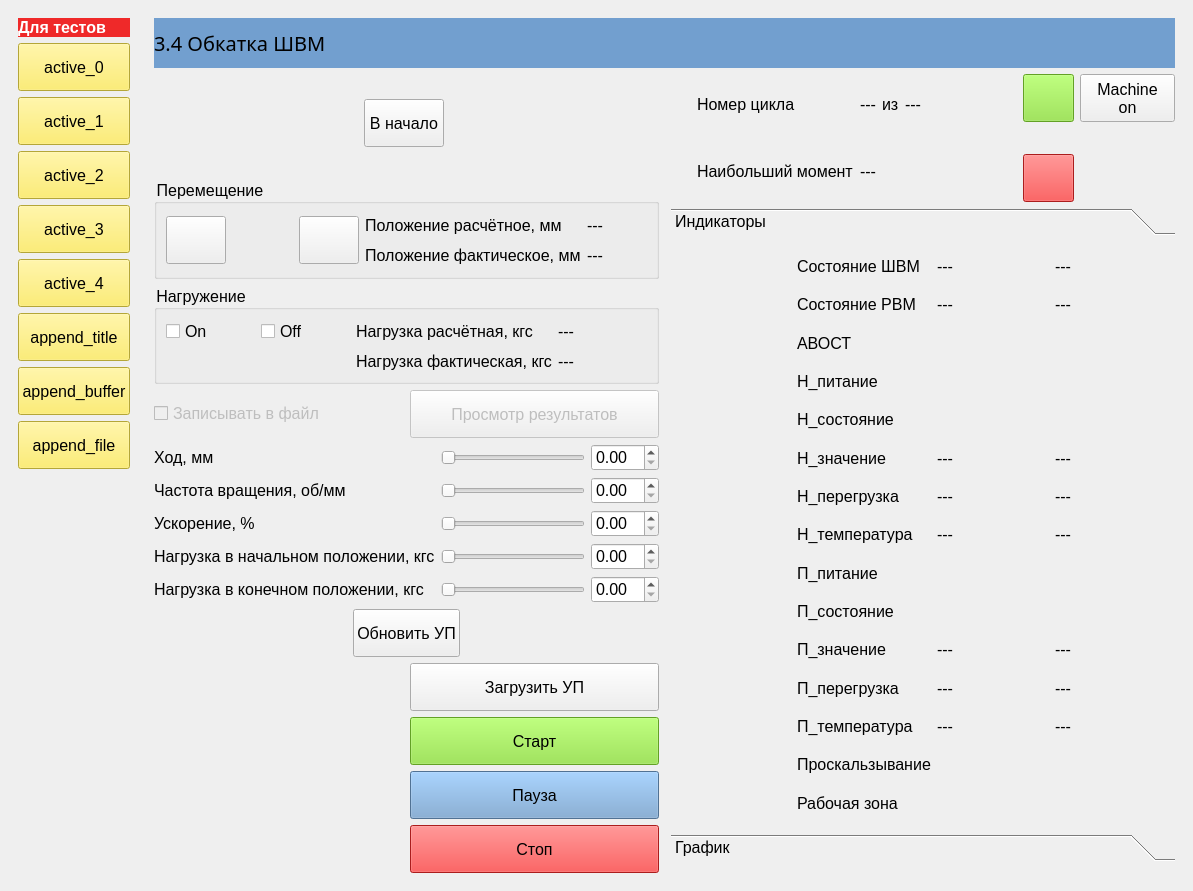
First picture: the form in BallScrewVCP4.ui, repository Ornstein89/BallScrewControl_QtVCP, before the edit.
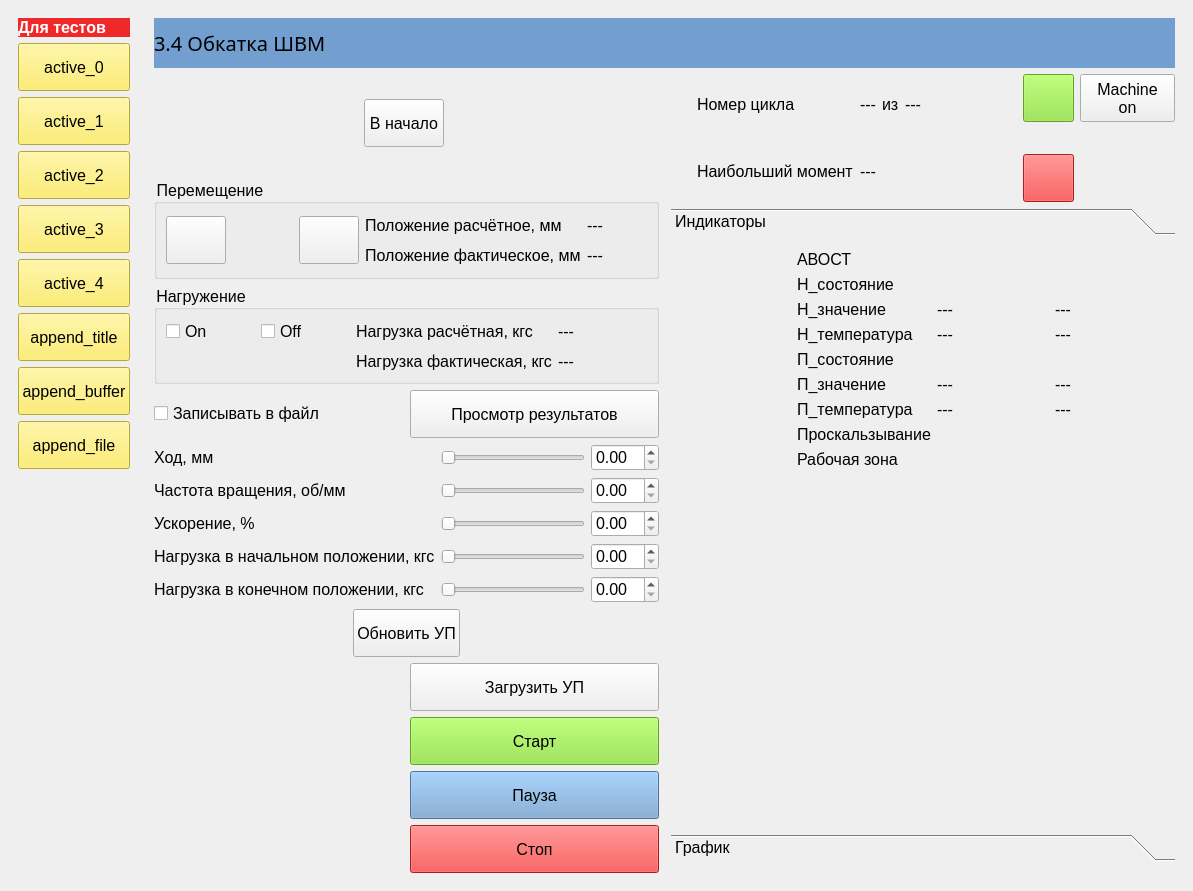
Second picture: the form after the edit. The open tabs and pages were chosen to show the change. Icons and pictures are not drawn. Custom widgets are drawn as their Qt base class.

Commit message: Removed LEDs and labels

```diff
--- a/BallScrewVCP4.ui
+++ b/BallScrewVCP4.ui
@@ -213,10 +213,7 @@
           <item row="3" column="0">
            <layout class="QHBoxLayout" name="horizontalLayout_16">
             <item>
-             <widget class="QCheckBox" name="checkBox">
-              <property name="enabled">
-               <bool>false</bool>
-              </property>
+             <widget class="CheckBox" name="chkLogPermit34">
               <property name="text">
                <string>Записывать в файл</string>
               </property>
@@ -224,9 +221,6 @@
             </item>
             <item>
              <widget class="QPushButton" name="btnShowResult34">
-              <property name="enabled">
-               <bool>false</bool>
-              </property>
               <property name="text">
                <string>Просмотр результатов</string>
               </property>
@@ -826,268 +820,165 @@
            <layout class="QGridLayout" name="gridLayout_3">
             <item row="0" column="0">
              <layout class="QGridLayout" name="gridLayout_21">
-              <item row="8" column="0">
-               <widget class="LED" name="ledLoad_Overheat34"/>
-              </item>
-              <item row="12" column="1">
-               <widget class="QLabel" name="label_69">
-                <property name="text">
-                 <string>П_перегрузка</string>
-                </property>
-               </widget>
-              </item>
-              <item row="4" column="0">
-               <widget class="LED" name="ledLoad_Is_On_2_34"/>
-              </item>
-              <item row="6" column="0">
-               <widget class="LED" name="ledLoad_Error34"/>
-              </item>
-              <item row="13" column="1">
-               <widget class="QLabel" name="label_70">
-                <property name="text">
-                 <string>П_температура</string>
-                </property>
-               </widget>
-              </item>
-              <item row="2" column="0">
-               <widget class="LED" name="ledTorque1_Error34"/>
-              </item>
-              <item row="13" column="0">
-               <widget class="LED" name="ledPos_Overheat34"/>
-              </item>
-              <item row="11" column="0">
-               <widget class="LED" name="ledPos_Error34"/>
-              </item>
-              <item row="1" column="2">
-               <widget class="QLabel" name="lblTorque_Error_Value34">
-                <property name="text">
-                 <string>---</string>
-                </property>
-               </widget>
-              </item>
-              <item row="8" column="3">
-               <widget class="QLabel" name="lblLoad_Temperature_Max34">
-                <property name="text">
-                 <string>---</string>
-                </property>
-               </widget>
-              </item>
-              <item row="7" column="2">
-               <widget class="QLabel" name="lblLoad_Overload_Value34">
-                <property name="text">
-                 <string>---</string>
-                </property>
-               </widget>
-              </item>
-              <item row="11" column="2">
-               <widget class="QLabel" name="lblPos_Error_Value34">
-                <property name="text">
-                 <string>---</string>
-                </property>
-               </widget>
-              </item>
-              <item row="6" column="2">
-               <widget class="QLabel" name="lblLoad_Error_Value34">
-                <property name="text">
-                 <string>---</string>
-                </property>
-               </widget>
-              </item>
-              <item row="6" column="1">
-               <widget class="QLabel" name="label_64">
-                <property name="text">
-                 <string>Н_значение</string>
-                </property>
-               </widget>
-              </item>
-              <item row="5" column="1">
-               <widget class="QLabel" name="label_62">
-                <property name="text">
-                 <string>Н_состояние</string>
-                </property>
-               </widget>
-              </item>
-              <item row="15" column="0">
-               <widget class="LED" name="ledLimits_Excess34"/>
-              </item>
-              <item row="1" column="3">
-               <widget class="QLabel" name="lblTorque_Error_Value_Max34">
-                <property name="text">
-                 <string>---</string>
-                </property>
-               </widget>
-              </item>
-              <item row="11" column="1">
-               <widget class="QLabel" name="label_68">
-                <property name="text">
-                 <string>П_значение</string>
-                </property>
-               </widget>
-              </item>
-              <item row="7" column="0">
-               <widget class="LED" name="ledLoad_Overload34"/>
-              </item>
-              <item row="9" column="1">
-               <widget class="QLabel" name="label_66">
-                <property name="text">
-                 <string>П_питание</string>
-                </property>
-               </widget>
-              </item>
-              <item row="12" column="3">
-               <widget class="QLabel" name="lblPos_Overload_Value_Max34">
-                <property name="text">
-                 <string>---</string>
-                </property>
-               </widget>
-              </item>
-              <item row="7" column="1">
-               <widget class="QLabel" name="label_63">
-                <property name="text">
-                 <string>Н_перегрузка</string>
-                </property>
-               </widget>
-              </item>
-              <item row="3" column="1">
+              <item row="1" column="1">
                <widget class="QLabel" name="label_60">
                 <property name="text">
                  <string>АВОСТ</string>
                 </property>
                </widget>
               </item>
+              <item row="5" column="1">
+               <widget class="QLabel" name="label_67">
+                <property name="text">
+                 <string>П_состояние</string>
+                </property>
+               </widget>
+              </item>
+              <item row="7" column="3">
+               <widget class="QLabel" name="lblPos_Temperature_Max34">
+                <property name="text">
+                 <string>---</string>
+                </property>
+               </widget>
+              </item>
               <item row="1" column="0">
-               <widget class="LED" name="ledTorque_Error34"/>
+               <widget class="LED" name="ledEstop_Ext34"/>
               </item>
-              <item row="14" column="1">
+              <item row="10" column="0" colspan="4">
+               <spacer name="verticalSpacer">
+                <property name="orientation">
+                 <enum>Qt::Vertical</enum>
+                </property>
+                <property name="sizeHint" stdset="0">
+                 <size>
+                  <width>20</width>
+                  <height>40</height>
+                 </size>
+                </property>
+               </spacer>
+              </item>
+              <item row="4" column="3">
+               <widget class="QLabel" name="lblLoad_Temperature_Max34">
+                <property name="text">
+                 <string>---</string>
+                </property>
+               </widget>
+              </item>
+              <item row="8" column="1">
                <widget class="QLabel" name="label_71">
                 <property name="text">
                  <string>Проскальзывание</string>
                 </property>
                </widget>
               </item>
-              <item row="11" column="3">
-               <widget class="QLabel" name="lblPos_Error_Value_Max34">
-                <property name="text">
-                 <string>---</string>
-                </property>
-               </widget>
-              </item>
-              <item row="13" column="2">
+              <item row="7" column="2">
                <widget class="QLabel" name="lblPos_Temperature34">
                 <property name="text">
                  <string>---</string>
                 </property>
                </widget>
               </item>
-              <item row="2" column="2">
-               <widget class="QLabel" name="lblTorque1_Error_Value34">
-                <property name="text">
-                 <string>---</string>
-                </property>
-               </widget>
+              <item row="7" column="0">
+               <widget class="LED" name="ledPos_Overheat34"/>
               </item>
-              <item row="3" column="0">
-               <widget class="LED" name="ledEstop_Ext34"/>
-              </item>
-              <item row="2" column="3">
-               <widget class="QLabel" name="lblTorque1_Error_Value_Max34">
+              <item row="7" column="1">
+               <widget class="QLabel" name="label_70">
                 <property name="text">
-                 <string>---</string>
+                 <string>П_температура</string>
                 </property>
                </widget>
               </item>
-              <item row="10" column="0">
-               <widget class="LED" name="ledPoa_Alarm34"/>
-              </item>
-              <item row="13" column="3">
-               <widget class="QLabel" name="lblPos_Temperature_Max34">
+              <item row="4" column="2">
+               <widget class="QLabel" name="lblLoad_Temperature34">
                 <property name="text">
                  <string>---</string>
                 </property>
                </widget>
               </item>
-              <item row="9" column="0">
-               <widget class="LED" name="ledPos_Is_On_2_34"/>
+              <item row="6" column="0">
+               <widget class="LED" name="ledPos_Error34"/>
               </item>
-              <item row="12" column="0">
-               <widget class="LED" name="ledPos_Overload34"/>
-              </item>
-              <item row="2" column="1">
-               <widget class="QLabel" name="label_59">
-                <property name="text">
-                 <string>Состояние РВМ</string>
-                </property>
-               </widget>
-              </item>
-              <item row="10" column="1">
-               <widget class="QLabel" name="label_67">
-                <property name="text">
-                 <string>П_состояние</string>
-                </property>
-               </widget>
-              </item>
-              <item row="7" column="3">
-               <widget class="QLabel" name="lblLoad_Overload_Value_Max34">
-                <property name="text">
-                 <string>---</string>
-                </property>
-               </widget>
-              </item>
-              <item row="15" column="1">
+              <item row="9" column="1">
                <widget class="QLabel" name="label_72">
                 <property name="text">
                  <string>Рабочая зона</string>
                 </property>
                </widget>
               </item>
+              <item row="9" column="0">
+               <widget class="LED" name="ledLimits_Excess34"/>
+              </item>
+              <item row="2" column="1">
+               <widget class="QLabel" name="label_62">
+                <property name="text">
+                 <string>Н_состояние</string>
+                </property>
+               </widget>
+              </item>
               <item row="4" column="1">
-               <widget class="QLabel" name="label_61">
-                <property name="text">
-                 <string>Н_питание</string>
-                </property>
-               </widget>
-              </item>
-              <item row="5" column="0">
-               <widget class="LED" name="ledLoad_Alarm34"/>
-              </item>
-              <item row="1" column="1">
-               <widget class="QLabel" name="label_58">
-                <property name="text">
-                 <string>Состояние ШВМ</string>
-                </property>
-               </widget>
-              </item>
-              <item row="12" column="2">
-               <widget class="QLabel" name="lblPos_Overload_Value34">
-                <property name="text">
-                 <string>---</string>
-                </property>
-               </widget>
-              </item>
-              <item row="8" column="2">
-               <widget class="QLabel" name="lblLoad_Temperature34">
-                <property name="text">
-                 <string>---</string>
-                </property>
-               </widget>
-              </item>
-              <item row="6" column="3">
-               <widget class="QLabel" name="lblLoad_Error_Value_Max34">
-                <property name="text">
-                 <string>---</string>
-                </property>
-               </widget>
-              </item>
-              <item row="14" column="0">
-               <widget class="LED" name="ledSlip34"/>
-              </item>
-              <item row="8" column="1">
                <widget class="QLabel" name="label_65">
                 <property name="text">
                  <string>Н_температура</string>
                 </property>
                </widget>
               </item>
+              <item row="6" column="2">
+               <widget class="QLabel" name="lblPos_Error_Value34">
+                <property name="text">
+                 <string>---</string>
+                </property>
+               </widget>
+              </item>
+              <item row="8" column="0">
+               <widget class="LED" name="ledSlip34"/>
+              </item>
+              <item row="3" column="3">
+               <widget class="QLabel" name="lblLoad_Error_Value_Max34">
+                <property name="text">
+                 <string>---</string>
+                </property>
+               </widget>
+              </item>
+              <item row="5" column="0">
+               <widget class="LED" name="ledPos_Alarm34"/>
+              </item>
+              <item row="3" column="1">
+               <widget class="QLabel" name="label_64">
+                <property name="text">
+                 <string>Н_значение</string>
+                </property>
+               </widget>
+              </item>
+              <item row="6" column="3">
+               <widget class="QLabel" name="lblPos_Error_Value_Max34">
+                <property name="text">
+                 <string>---</string>
+                </property>
+               </widget>
+              </item>
+              <item row="3" column="2">
+               <widget class="QLabel" name="lblLoad_Error_Value34">
+                <property name="text">
+                 <string>---</string>
+                </property>
+               </widget>
+              </item>
+              <item row="3" column="0">
+               <widget class="LED" name="ledLoad_Error34"/>
+              </item>
+              <item row="4" column="0">
+               <widget class="LED" name="ledLoad_Overheat34"/>
+              </item>
+              <item row="6" column="1">
+               <widget class="QLabel" name="label_68">
+                <property name="text">
+                 <string>П_значение</string>
+                </property>
+               </widget>
+              </item>
+              <item row="2" column="0">
+               <widget class="LED" name="ledLoad_Alarm34"/>
+              </item>
              </layout>
             </item>
            </layout>
@@ -1178,6 +1069,11 @@
    <extends>QPushButton</extends>
    <header>qtvcp.widgets.simple_widgets</header>
   </customwidget>
+  <customwidget>
+   <class>CheckBox</class>
+   <extends>QCheckBox</extends>
+   <header>qtvcp.widgets.simple_widgets</header>
+  </customwidget>
   <customwidget>
    <class>GcodeEditor</class>
    <extends>QWidget</extends>
```
Left out of the diff: 44 changed lines with no effect on the pictures. The commit also changes 2 other files.
